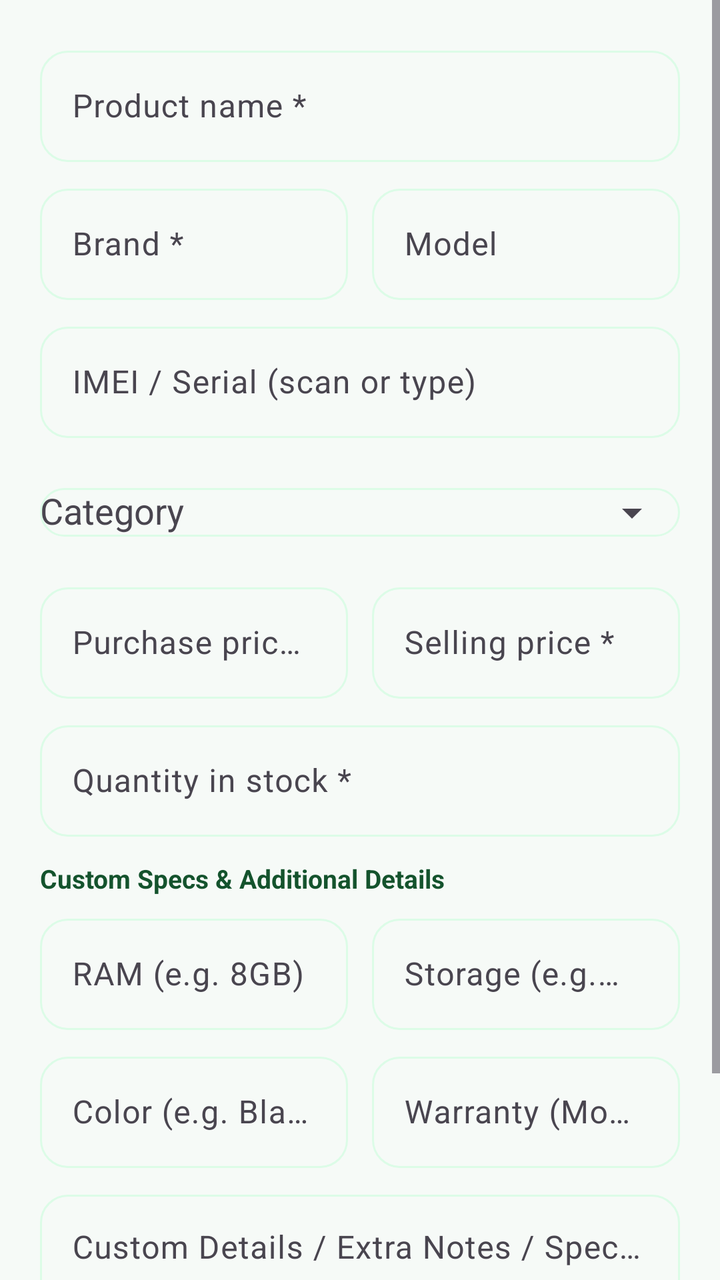
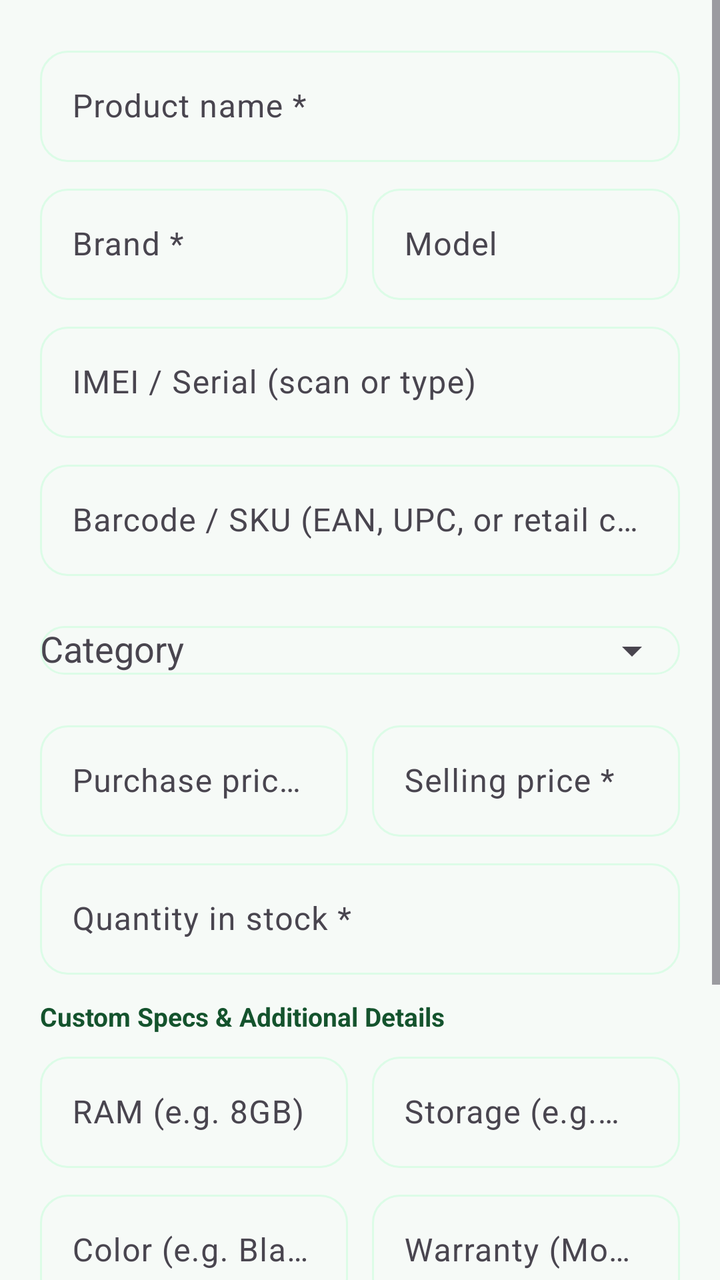

Compare the two renders of this Android layout. The source of the first and the diff that turns it into the second are given below.
<!-- AndroidManifest.xml: application theme Theme.MobileShopkeeper -->
<!-- res/layout/dialog_product.xml -->
<?xml version="1.0" encoding="utf-8"?>
<ScrollView xmlns:android="http://schemas.android.com/apk/res/android"
    xmlns:app="http://schemas.android.com/apk/res-auto"
    android:layout_width="match_parent" android:layout_height="wrap_content">

    <LinearLayout android:layout_width="match_parent" android:layout_height="wrap_content"
        android:orientation="vertical" android:padding="20dp">

        <com.google.android.material.textfield.TextInputLayout android:layout_width="match_parent"
            android:layout_height="wrap_content" style="@style/Widget.MobileShop.TextInput">
            <com.google.android.material.textfield.TextInputEditText android:id="@+id/etName"
                android:layout_width="match_parent" android:layout_height="wrap_content"
                android:hint="Product name *"/>
        </com.google.android.material.textfield.TextInputLayout>

        <LinearLayout android:layout_width="match_parent" android:layout_height="wrap_content"
            android:orientation="horizontal" android:layout_marginTop="8dp">
            <com.google.android.material.textfield.TextInputLayout android:layout_width="0dp"
                android:layout_weight="1" android:layout_height="wrap_content"
                android:layout_marginEnd="6dp" style="@style/Widget.MobileShop.TextInput">
                <com.google.android.material.textfield.TextInputEditText android:id="@+id/etBrand"
                    android:layout_width="match_parent" android:layout_height="wrap_content"
                    android:hint="Brand *"/>
            </com.google.android.material.textfield.TextInputLayout>
            <com.google.android.material.textfield.TextInputLayout android:layout_width="0dp"
                android:layout_weight="1" android:layout_height="wrap_content"
                android:layout_marginStart="6dp" style="@style/Widget.MobileShop.TextInput">
                <com.google.android.material.textfield.TextInputEditText android:id="@+id/etModel"
                    android:layout_width="match_parent" android:layout_height="wrap_content"
                    android:hint="Model"/>
            </com.google.android.material.textfield.TextInputLayout>
        </LinearLayout>

        <com.google.android.material.textfield.TextInputLayout android:layout_width="match_parent"
            android:layout_height="wrap_content" android:layout_marginTop="8dp"
            style="@style/Widget.MobileShop.TextInput">
            <com.google.android.material.textfield.TextInputEditText android:id="@+id/etImei"
                android:layout_width="match_parent" android:layout_height="wrap_content"
                android:hint="IMEI / Serial (scan or type)"/>
        </com.google.android.material.textfield.TextInputLayout>

        <com.google.android.material.textfield.TextInputLayout android:layout_width="match_parent"
            android:layout_height="wrap_content" android:layout_marginTop="8dp"
            style="@style/Widget.MobileShop.TextInput" app:endIconMode="dropdown_menu">
            <AutoCompleteTextView android:id="@+id/actvCategory"
                android:layout_width="match_parent" android:layout_height="wrap_content"
                android:hint="Category" android:inputType="none"/>
        </com.google.android.material.textfield.TextInputLayout>

        <LinearLayout android:layout_width="match_parent" android:layout_height="wrap_content"
            android:orientation="horizontal" android:layout_marginTop="8dp">
            <com.google.android.material.textfield.TextInputLayout android:layout_width="0dp"
                android:layout_weight="1" android:layout_height="wrap_content"
                android:layout_marginEnd="6dp" style="@style/Widget.MobileShop.TextInput">
                <com.google.android.material.textfield.TextInputEditText android:id="@+id/etPurchasePrice"
                    android:layout_width="match_parent" android:layout_height="wrap_content"
                    android:hint="Purchase price *" android:inputType="numberDecimal"/>
            </com.google.android.material.textfield.TextInputLayout>
            <com.google.android.material.textfield.TextInputLayout android:layout_width="0dp"
                android:layout_weight="1" android:layout_height="wrap_content"
                android:layout_marginStart="6dp" style="@style/Widget.MobileShop.TextInput">
                <com.google.android.material.textfield.TextInputEditText android:id="@+id/etSellingPrice"
                    android:layout_width="match_parent" android:layout_height="wrap_content"
                    android:hint="Selling price *" android:inputType="numberDecimal"/>
            </com.google.android.material.textfield.TextInputLayout>
        </LinearLayout>

        <com.google.android.material.textfield.TextInputLayout android:layout_width="match_parent"
            android:layout_height="wrap_content" android:layout_marginTop="8dp"
            style="@style/Widget.MobileShop.TextInput">
            <com.google.android.material.textfield.TextInputEditText android:id="@+id/etQuantity"
                android:layout_width="match_parent" android:layout_height="wrap_content"
                android:hint="Quantity in stock *" android:inputType="number"/>
        </com.google.android.material.textfield.TextInputLayout>

        <TextView
            android:layout_width="wrap_content"
            android:layout_height="wrap_content"
            android:text="Custom Specs &amp; Additional Details"
            android:textStyle="bold"
            android:textColor="@color/green_900"
            android:textSize="13sp"
            android:layout_marginTop="12dp"/>

        <LinearLayout android:layout_width="match_parent" android:layout_height="wrap_content"
            android:orientation="horizontal" android:layout_marginTop="6dp">
            <com.google.android.material.textfield.TextInputLayout android:layout_width="0dp"
                android:layout_weight="1" android:layout_height="wrap_content"
                android:layout_marginEnd="6dp" style="@style/Widget.MobileShop.TextInput">
                <com.google.android.material.textfield.TextInputEditText android:id="@+id/etRam"
                    android:layout_width="match_parent" android:layout_height="wrap_content"
                    android:hint="RAM (e.g. 8GB)"/>
            </com.google.android.material.textfield.TextInputLayout>
            <com.google.android.material.textfield.TextInputLayout android:layout_width="0dp"
                android:layout_weight="1" android:layout_height="wrap_content"
                android:layout_marginStart="6dp" style="@style/Widget.MobileShop.TextInput">
                <com.google.android.material.textfield.TextInputEditText android:id="@+id/etStorage"
                    android:layout_width="match_parent" android:layout_height="wrap_content"
                    android:hint="Storage (e.g. 256GB)"/>
            </com.google.android.material.textfield.TextInputLayout>
        </LinearLayout>

        <LinearLayout android:layout_width="match_parent" android:layout_height="wrap_content"
            android:orientation="horizontal" android:layout_marginTop="8dp">
            <com.google.android.material.textfield.TextInputLayout android:layout_width="0dp"
                android:layout_weight="1" android:layout_height="wrap_content"
                android:layout_marginEnd="6dp" style="@style/Widget.MobileShop.TextInput">
                <com.google.android.material.textfield.TextInputEditText android:id="@+id/etColor"
                    android:layout_width="match_parent" android:layout_height="wrap_content"
                    android:hint="Color (e.g. Black)"/>
            </com.google.android.material.textfield.TextInputLayout>
            <com.google.android.material.textfield.TextInputLayout android:layout_width="0dp"
                android:layout_weight="1" android:layout_height="wrap_content"
                android:layout_marginStart="6dp" style="@style/Widget.MobileShop.TextInput">
                <com.google.android.material.textfield.TextInputEditText android:id="@+id/etWarranty"
                    android:layout_width="match_parent" android:layout_height="wrap_content"
                    android:hint="Warranty (Months)" android:inputType="number"/>
            </com.google.android.material.textfield.TextInputLayout>
        </LinearLayout>

        <com.google.android.material.textfield.TextInputLayout android:layout_width="match_parent"
            android:layout_height="wrap_content" android:layout_marginTop="8dp"
            style="@style/Widget.MobileShop.TextInput">
            <com.google.android.material.textfield.TextInputEditText android:id="@+id/etCustomNotes"
                android:layout_width="match_parent" android:layout_height="wrap_content"
                android:hint="Custom Details / Extra Notes / Specifications"
                android:gravity="top"
                android:minLines="2"/>
        </com.google.android.material.textfield.TextInputLayout>

        <LinearLayout android:layout_width="match_parent" android:layout_height="wrap_content"
            android:orientation="horizontal" android:layout_marginTop="16dp">
            <com.google.android.material.button.MaterialButton android:id="@+id/btnCancel"
                style="@style/Widget.Material3.Button.TextButton"
                android:layout_width="0dp" android:layout_weight="1"
                android:layout_height="wrap_content" android:text="Cancel"/>
            <com.google.android.material.button.MaterialButton android:id="@+id/btnSave"
                android:layout_width="0dp" android:layout_weight="1"
                android:layout_height="wrap_content" android:text="Save Product"
                android:backgroundTint="@color/green_800"/>
        </LinearLayout>
    </LinearLayout>
</ScrollView>
<!-- resources referenced by this layout -->
<resources>
  <color name="green_800">#166534</color>
  <color name="green_900">#14532D</color>
  <style name="Widget.MobileShop.TextInput" parent="Widget.Material3.TextInputLayout.OutlinedBox">
          <item name="boxCornerRadiusTopStart">14dp</item>
          <item name="boxCornerRadiusTopEnd">14dp</item>
          <item name="boxCornerRadiusBottomStart">14dp</item>
          <item name="boxCornerRadiusBottomEnd">14dp</item>
          <item name="boxStrokeColor">@color/selector_input_stroke</item>
      </style>
  <style name="Theme.MobileShopkeeper" parent="Theme.Material3.Light.NoActionBar">
          <item name="colorPrimary">@color/green_800</item>
          <item name="colorOnPrimary">@color/white</item>
          <item name="colorPrimaryContainer">@color/green_100</item>
          <item name="colorOnPrimaryContainer">@color/green_900</item>
          <item name="colorSecondary">@color/green_600</item>
          <item name="colorOnSecondary">@color/white</item>
          <item name="colorSecondaryContainer">@color/green_100</item>
          <item name="colorSurface">@color/surface</item>
          <item name="colorOnSurface">@color/text_primary</item>
          <item name="android:colorBackground">@color/background_light</item>
          <item name="colorError">@color/error</item>
  
          <item name="android:statusBarColor">@color/green_900</item>
          <item name="android:navigationBarColor">@color/white</item>
          <item name="android:windowLightStatusBar">false</item>
  
          <item name="shapeAppearanceMediumComponent">@style/Shape.MobileShop.Medium</item>
          <item name="materialButtonStyle">@style/Widget.MobileShop.Button</item>
          <item name="textInputStyle">@style/Widget.MobileShop.TextInput</item>
          <item name="android:windowAnimationStyle">@style/WindowAnimations</item>
      </style>
  <color name="white">#FFFFFF</color>
  <color name="green_100">#DCFCE7</color>
  <color name="green_600">#16A34A</color>
  <color name="surface">#FFFFFF</color>
  <color name="text_primary">#1A2E22</color>
  <color name="background_light">#F6FAF7</color>
  <color name="error">#DC2626</color>
  <style name="Shape.MobileShop.Medium" parent="ShapeAppearance.Material3.MediumComponent">
          <item name="cornerSize">14dp</item>
      </style>
  <style name="Widget.MobileShop.Button" parent="Widget.Material3.Button">
          <item name="cornerRadius">14dp</item>
          <item name="android:textAllCaps">false</item>
          <item name="android:paddingTop">14dp</item>
          <item name="android:paddingBottom">14dp</item>
          <item name="android:textStyle">bold</item>
      </style>
  <style name="WindowAnimations">
          <item name="android:activityOpenEnterAnimation">@android:anim/fade_in</item>
          <item name="android:activityOpenExitAnimation">@android:anim/fade_out</item>
          <item name="android:activityCloseEnterAnimation">@android:anim/fade_in</item>
          <item name="android:activityCloseExitAnimation">@android:anim/fade_out</item>
      </style>
</resources>

<!-- the commit's change to res/layout/dialog_product.xml (unified diff, before → after) -->
@@ -37,6 +37,14 @@
             <com.google.android.material.textfield.TextInputEditText android:id="@+id/etImei"
                 android:layout_width="match_parent" android:layout_height="wrap_content"
                 android:hint="IMEI / Serial (scan or type)"/>
+        </com.google.android.material.textfield.TextInputLayout>
+
+        <com.google.android.material.textfield.TextInputLayout android:layout_width="match_parent"
+            android:layout_height="wrap_content" android:layout_marginTop="8dp"
+            style="@style/Widget.MobileShop.TextInput">
+            <com.google.android.material.textfield.TextInputEditText android:id="@+id/etBarcode"
+                android:layout_width="match_parent" android:layout_height="wrap_content"
+                android:hint="Barcode / SKU (EAN, UPC, or retail code)"/>
         </com.google.android.material.textfield.TextInputLayout>
 
         <com.google.android.material.textfield.TextInputLayout android:layout_width="match_parent"
